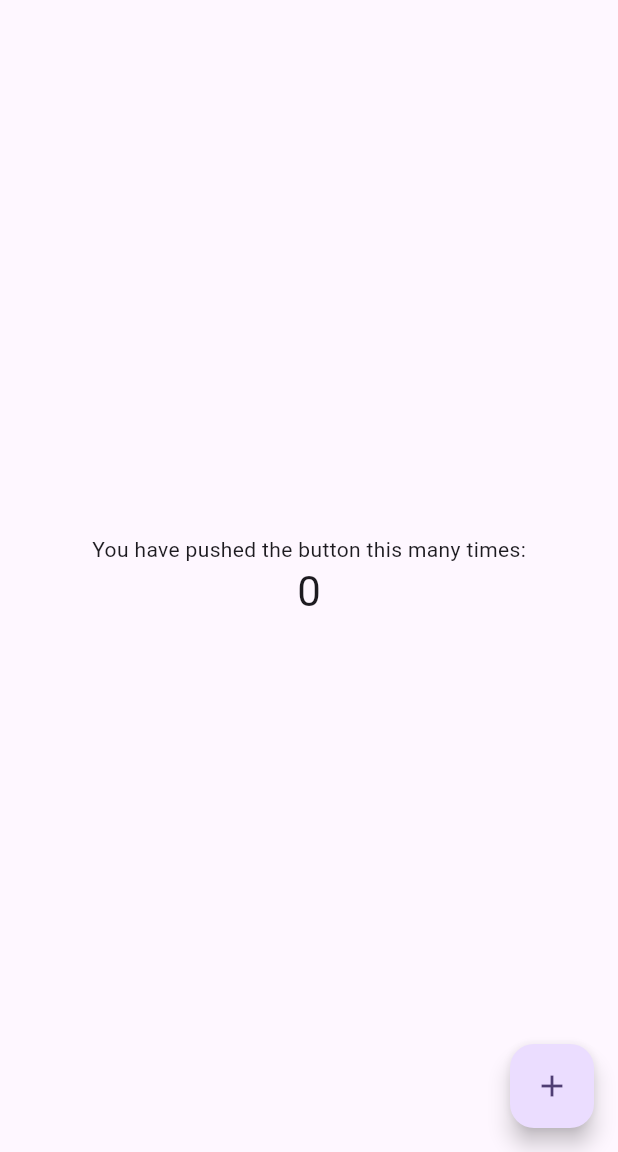
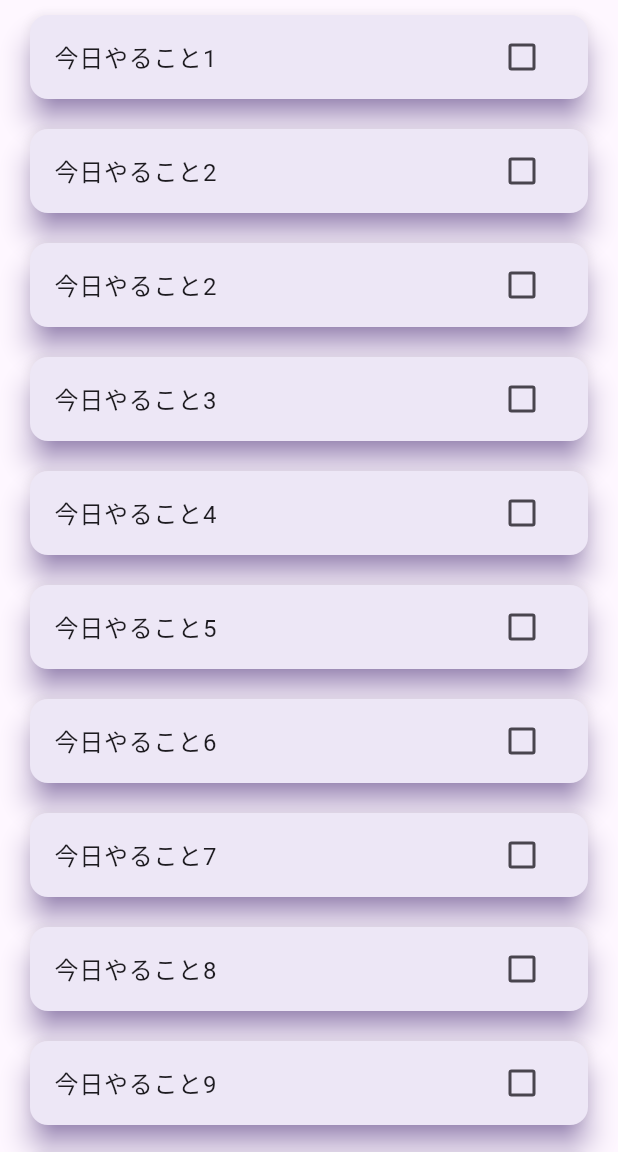
Before and after one commit to annayamamoto/todo, a Flutter app: the screen it shows after launch, on a phone screen of 412 x 824 dp, the part 84-1236 px from its top. Run offline on Flutter 3.47's test engine with Material 2 defaults, Android fonts, the phone set to English and light mode, and no system bars; our stand-ins replace flutter_hooks, flutter_riverpod.

Commit message:
チェックボックス追加

```diff
--- a/lib/main.dart
+++ b/lib/main.dart
@@ -1,7 +1,10 @@
 import 'package:flutter/material.dart';
-
+import 'package:flutter_riverpod/flutter_riverpod.dart';
+import 'package:todo/todo_home_page.dart';
 void main() {
-  runApp(const MyApp());
+  const app = MyApp();
+  const scope = ProviderScope(child: app);
+  runApp(scope);
 }
 
 class MyApp extends StatelessWidget {
@@ -10,61 +13,11 @@ class MyApp extends StatelessWidget {
   @override
   Widget build(BuildContext context) {
     return MaterialApp(
-      title: 'Todo App',
       theme: ThemeData(
         colorScheme: ColorScheme.fromSeed(seedColor: Colors.deepPurple),
         useMaterial3: true,
       ),
-      home: const MyHomePage(title: 'Todo リスト'),
+      home:  TodoHomePage(),
     );
   }
 }
-
-class MyHomePage extends StatefulWidget {
-  const MyHomePage({super.key, required this.title});
-
-
-  final String title;
-
-  @override
-  State<MyHomePage> createState() => _MyHomePageState();
-}
-
-class _MyHomePageState extends State<MyHomePage> {
-  int _counter = 0;
-
-  void _incrementCounter() {
-    setState(() {
-      _counter++;
-    });
-  }
-
-  @override
-  Widget build(BuildContext context) {
-    return Scaffold(
-      appBar: AppBar(
-        backgroundColor: Theme.of(context).colorScheme.inversePrimary,
-        title: Text(widget.title),
-      ),
-      body: Center(
-        child: Column(
-          mainAxisAlignment: MainAxisAlignment.center,
-          children: <Widget>[
-            const Text(
-              'You have pushed the button this many times:',
-            ),
-            Text(
-              '$_counter',
-              style: Theme.of(context).textTheme.headlineMedium,
-            ),
-          ],
-        ),
-      ),
-      floatingActionButton: FloatingActionButton(
-        onPressed: _incrementCounter,
-        tooltip: 'Increment',
-        child: const Icon(Icons.add),
-      ), // This trailing comma makes auto-formatting nicer for build methods.
-    );
-  }
-}
--- /dev/null
+++ b/lib/todo_home_page.dart
@@ -0,0 +1,63 @@
+import 'package:flutter/material.dart';
+import 'package:flutter_hooks/flutter_hooks.dart';
+
+class TodoHomePage extends HookWidget {
+  TodoHomePage({super.key});
+
+  final List<String> _todoList = [
+    '今日やること1',
+    '今日やること2',
+    '今日やること2',
+    '今日やること3',
+    '今日やること4',
+    '今日やること5',
+    '今日やること6',
+    '今日やること7',
+    '今日やること8',
+    '今日やること9',
+    '今日やること10',
+    '今日やること11',
+    '今日やること12',
+  ];
+
+  @override
+  Widget build(BuildContext context) {
+    // 各Todo項目のチェックボックスの状態を保存するためのリストを作成
+    final todoCheckedStates = List.generate(
+      _todoList.length,
+      (index) => useState(false),
+    );
+    return Scaffold(
+      appBar: AppBar(
+        backgroundColor: Theme.of(context).colorScheme.inversePrimary,
+        title: const Text('Todo リスト'),
+      ),
+      body: SingleChildScrollView(
+        child: Column(
+            children: _todoList.asMap().entries.map((e) {
+          // .asMap()で、_todoListの各項目とそのインデックスを取得
+          final index = e.key;
+          final todo = e.value;
+          return Card(
+            color: Colors.deepPurple[50],
+            margin: const EdgeInsets.symmetric(horizontal: 20, vertical: 10),
+            elevation: 8,
+            shadowColor: Colors.deepPurple,
+            child: Column(
+              children: <Widget>[
+                CheckboxListTile(
+                  title: Text(todo),
+                  value: todoCheckedStates[index].value, // 現在のチェックボックスの状態
+                  onChanged: (newValue) {
+                    // チェックボックスがタップされたときの動作
+                    todoCheckedStates[index].value = newValue!;
+                  },
+                ),
+              ],
+            ),
+          );
+        }).toList()),
+      ),
+    );
+  }
+}
```
